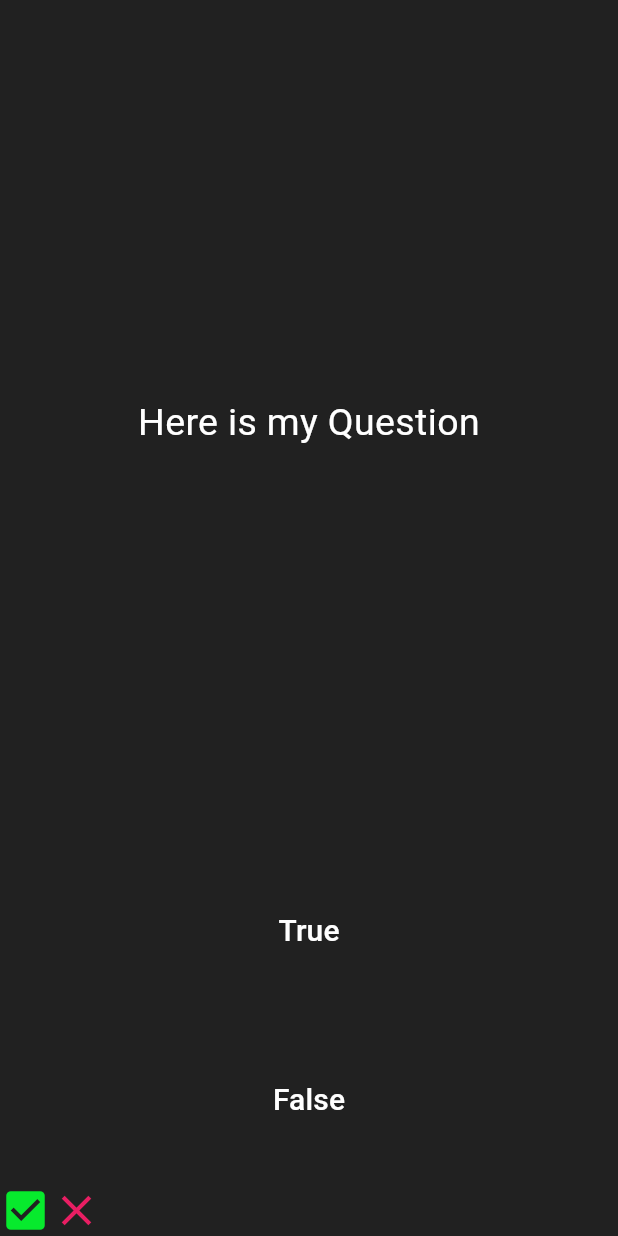
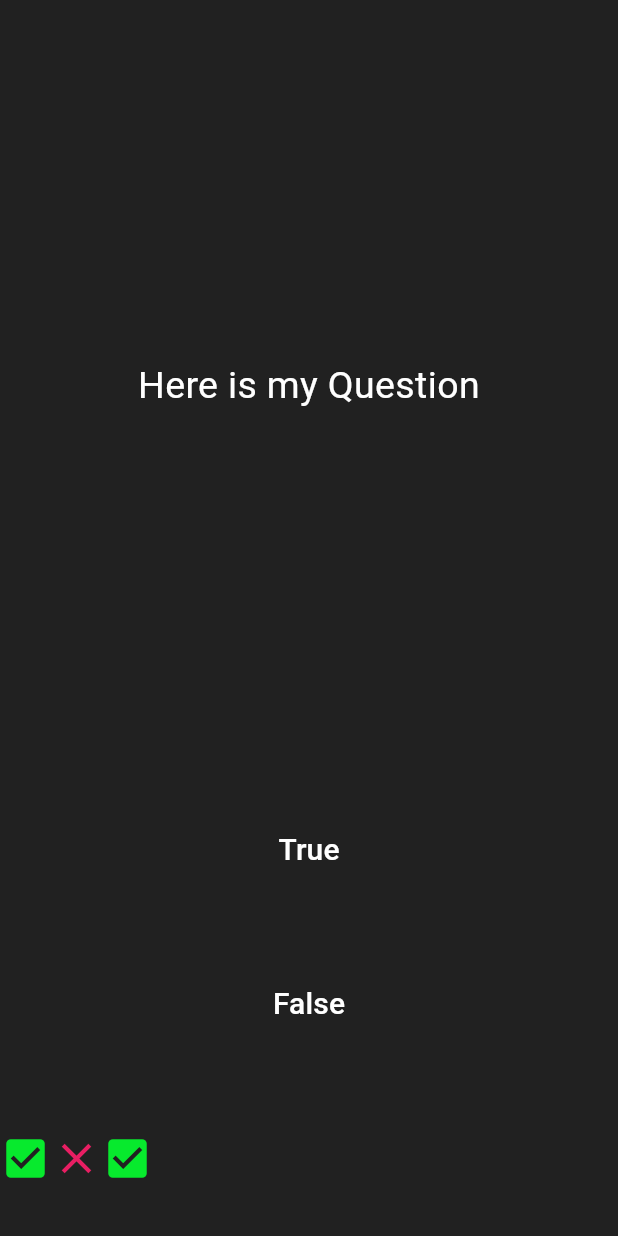
Before and after one commit to jodahe1/Flutter-Basics, a Flutter app: the screen it shows after launch, after a tap on "True", on a phone screen of 412 x 824 dp. Run offline on Flutter 3.47's test engine with Material 3 defaults, Android fonts, the light colour scheme and no system bars.

Commit message:
Button updated to show signs of check(correct) and close (X) '

```diff
--- a/footballquiz/lib/main.dart
+++ b/footballquiz/lib/main.dart
@@ -1,8 +1,8 @@
 import 'package:flutter/material.dart';
-
+import 'package:flutter/widgets.dart';
 
 void main() {
-  runApp( const Footballquiz());
+  runApp( Footballquiz());
 }
 
 class Footballquiz extends StatefulWidget {
@@ -13,42 +13,64 @@ class Footballquiz extends StatefulWidget {
 }
 
 class _FootballquizState extends State<Footballquiz> {
+  List<Icon> scoreKeeper = [
+       Icon(
+        Icons.check_box,
+        color: Color.fromARGB(255, 7, 234, 45),
+        size: 34.0,
+      ),
+       Icon(
+        Icons.close,
+        color: Colors.pink,
+        size: 34.0,
+      )
+    ];
   @override
   Widget build(BuildContext context) {
+
+
     return MaterialApp(
       home: Scaffold(
-
         backgroundColor: Colors.grey.shade900,
-         body:  SafeArea(
+        body: SafeArea(
             child: Column(
                 mainAxisAlignment: MainAxisAlignment.spaceBetween,
                 crossAxisAlignment: CrossAxisAlignment.stretch,
                 children: [
-
               const Expanded(
                 flex: 5,
                 child: Padding(
-              padding:  EdgeInsets.all(10.0),
+                  padding: EdgeInsets.all(10.0),
                   child: Center(
-              child: Text("Here is my Question" ,
+                    child: Text("Here is my Question",
                         textAlign: TextAlign.center,
-              style:  TextStyle(
+                        style: TextStyle(
                           fontSize: 25.0,
-                        color: Colors.white,)
+                          color: Colors.white,
+                        )),
                   ),
                 ),
               ),
-        ),
-
               Expanded(
                 child: Padding(
-            padding:const EdgeInsets.all(15.0),
-            child: TextButton
-            (
+                  padding: const EdgeInsets.all(15.0),
+                  child: TextButton(
+                    onPressed: () {
+  setState(() {
+    scoreKeeper.add(
+      Icon(
+        Icons.check_box,
+        color: Color.fromARGB(255, 7, 234, 45),
+        size: 34.0,
+      ),
+    );
+  }
+  );
+},
                     style: ButtonStyle(
-              backgroundColor: MaterialStateProperty.all<Color>(const Color.fromARGB(0, 12, 214, 72)),
+                      backgroundColor: MaterialStateProperty.all<Color>(
+                          const Color.fromARGB(0, 12, 214, 72)),
                     ),
-
                     child: const Text(
                       'True',
                       style: TextStyle(
@@ -56,20 +78,17 @@ Expanded(
                         fontSize: 20.0,
                       ),
                     ),
-              onPressed: () {
-                //The user picked true.
 
-              },
+                  )
                 ),
               ),
-        ),
-
               Expanded(
                 child: Padding(
                   padding: const EdgeInsets.all(15.0),
                   child: TextButton(
                     style: ButtonStyle(
-              backgroundColor: MaterialStateProperty.all<Color>(const Color.fromARGB(0, 227, 56, 8)),
+                      backgroundColor: MaterialStateProperty.all<Color>(
+                          const Color.fromARGB(0, 227, 56, 8)),
                     ),
                     child: const Text(
                       'False',
@@ -79,30 +98,26 @@ Expanded(
                       ),
                     ),
                            onPressed: () {
-                //The user picked false.
-
+  setState(() {
+    scoreKeeper.add(
+          Icon(
+        Icons.close,
+        color: Colors.pink,
+        size: 34.0,
+      )
+    );
+  }
+  );
 },
                   ),
                 ),
               ),
-
-        const Row(
-          children: [
-            Icon(Icons.check_box,
-            color: Color.fromARGB(255, 7, 234, 45),
-      size: 34.0,
+               Expanded(
+                 child: Row(
+                  children: scoreKeeper,
                                ),
-            Icon(Icons.close,
-            color: Colors.pink,
-      size: 34.0,)
-          ],
                )
-
- ]
-
-          )
-
-         ),
+            ])),
       ),
     );
   }
```
Lines whose indentation alone changed are shown as unchanged.
